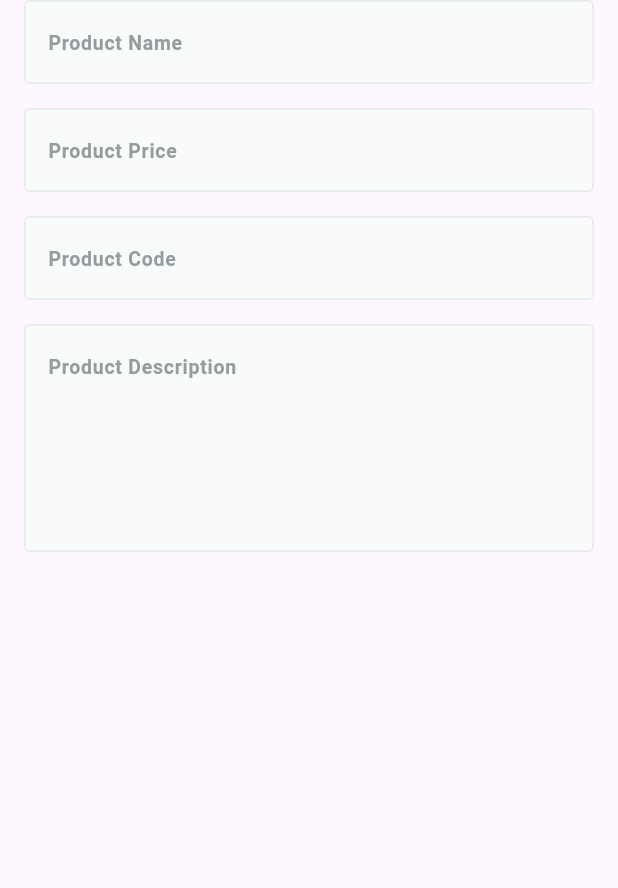
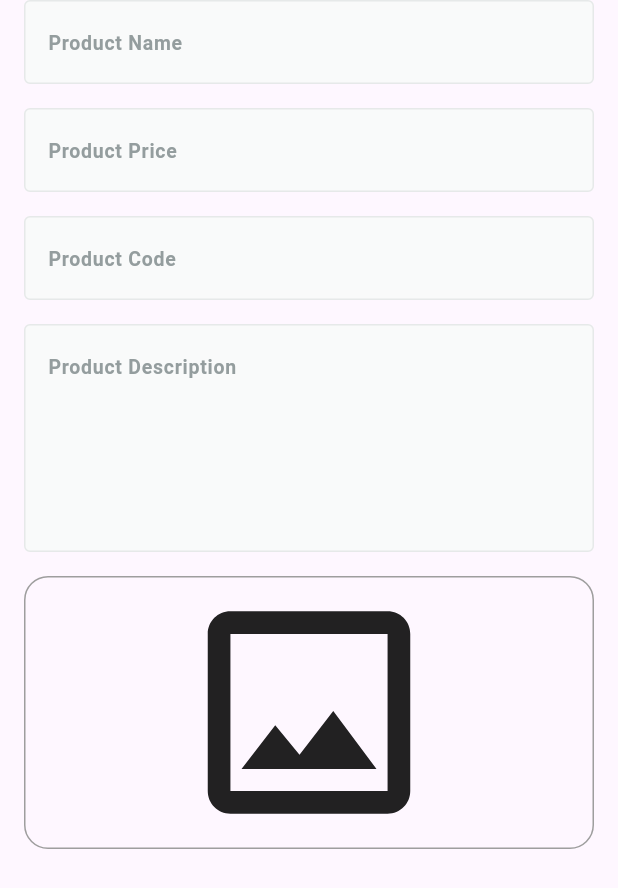
Before and after one commit to Menna2Alaa/fruitHubDashboard, a Flutter app: the AddProductViewBody widget shown alone on an empty page, opened directly, on a phone screen of 412 x 824 dp. Shown: the top 888 px of the screen. Run offline on Flutter 3.47's test engine with Material 3 defaults, Android fonts, the phone set to English and light mode, and no system bars; our stand-ins replace firebase_core; accounts and stored records are empty.

Commit message:
create add product form part 2 & change place of custome_app_bar

```diff
--- a/lib/features/add_product/presentation/views/widgets/add_product_view_body.dart
+++ b/lib/features/add_product/presentation/views/widgets/add_product_view_body.dart
@@ -1,5 +1,6 @@
 import 'package:flutter/material.dart';
 import 'package:fruit_hub_dashboard/features/add_product/presentation/views/widgets/custome_text_form_field.dart';
+import 'package:fruit_hub_dashboard/features/add_product/presentation/views/widgets/image_field.dart';
 
 class AddProductViewBody extends StatefulWidget {
   const AddProductViewBody({super.key});
@@ -42,6 +43,8 @@ class _AddProductViewBodyState extends State<AddProductViewBody> {
                 textInputType: TextInputType.text,
                 maxLines: 5,
               ),
+              SizedBox(height: 16),
+              ImageField(),
             ],
           ),
         ),
--- /dev/null
+++ b/lib/features/add_product/presentation/views/widgets/image_field.dart
@@ -0,0 +1,17 @@
+import 'package:flutter/material.dart';
+
+class ImageField extends StatelessWidget {
+  const ImageField({super.key});
+
+  @override
+  Widget build(BuildContext context) {
+    return Container(
+      width: double.infinity,
+      decoration: BoxDecoration(
+        border: Border.all(color: Colors.grey),
+        borderRadius: BorderRadius.circular(16),
+      ),
+      child: const Icon(Icons.image_outlined, size: 180),
+    );
+  }
+}
```
Also changed, not shown: lib/features/add_product/presentation/views/widgets/custome_app_bar.dart (renamed from lib/core/utilies/custome_app_bar.dart).
